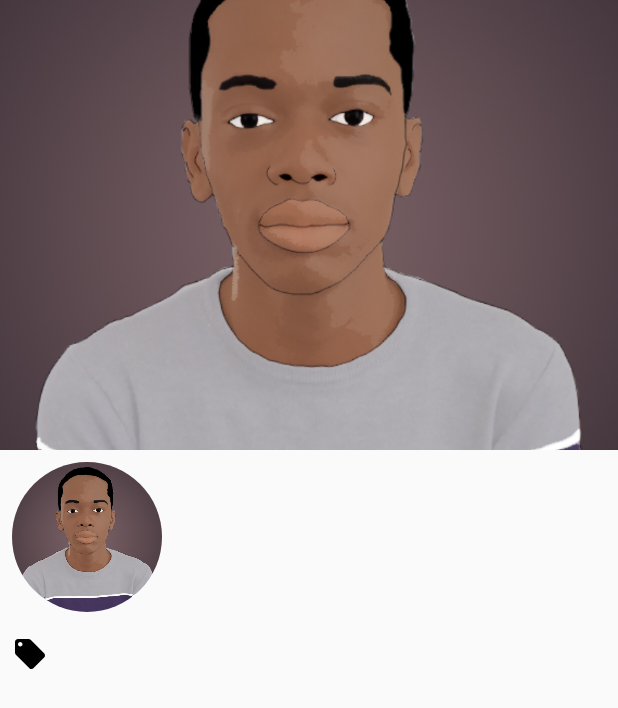
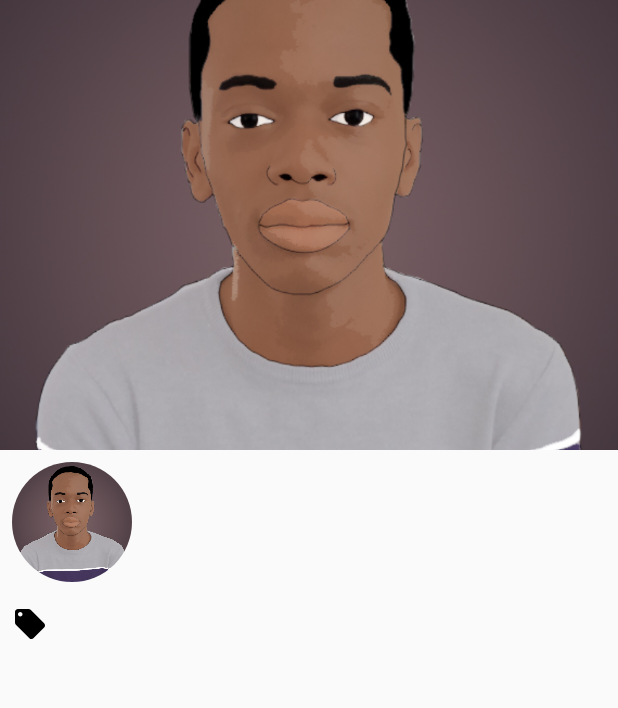
Before and after one commit to YvesKalume/learning-architecture-components, an Android app: the layout fragment_single_picture.xml on its own in the app's theme, with its tools: preview values and no code run, on a phone screen of 412 x 824 dp. Shown: the top 708 px of the screen. Run offline under Robolectric (Android 15) with nearby library versions, the phone set to English and light mode, and no system bars.

Commit message:
update: app name

```diff
--- a/app/src/main/res/layout/fragment_single_picture.xml
+++ b/app/src/main/res/layout/fragment_single_picture.xml
@@ -26,8 +26,8 @@
 
         <de.hdodenhof.circleimageview.CircleImageView
             android:id="@+id/userImage"
-            android:layout_width="100dp"
-            android:layout_height="100dp"
+            android:layout_width="80dp"
+            android:layout_height="80dp"
             android:layout_marginStart="8dp"
             android:layout_marginTop="8dp"
             android:src="@drawable/yves"
--- a/app/src/main/res/values/colors.xml
+++ b/app/src/main/res/values/colors.xml
@@ -1,6 +1,6 @@
 <?xml version="1.0" encoding="utf-8"?>
 <resources>
-    <color name="colorPrimary">#6200EE</color>
+    <color name="colorPrimary">#0650D1</color>
     <color name="colorPrimaryDark">#3700B3</color>
     <color name="colorAccent">#03DAC5</color>
 </resources>
--- a/app/src/main/res/values/strings.xml
+++ b/app/src/main/res/values/strings.xml
@@ -1,5 +1,5 @@
 <resources>
-    <string name="app_name">Learning Architecture Components</string>
+    <string name="app_name">PixaPics</string>
 
     <!-- TODO: Remove or change this placeholder text -->
     <string name="hello_blank_fragment">Hello blank fragment</string>
```
